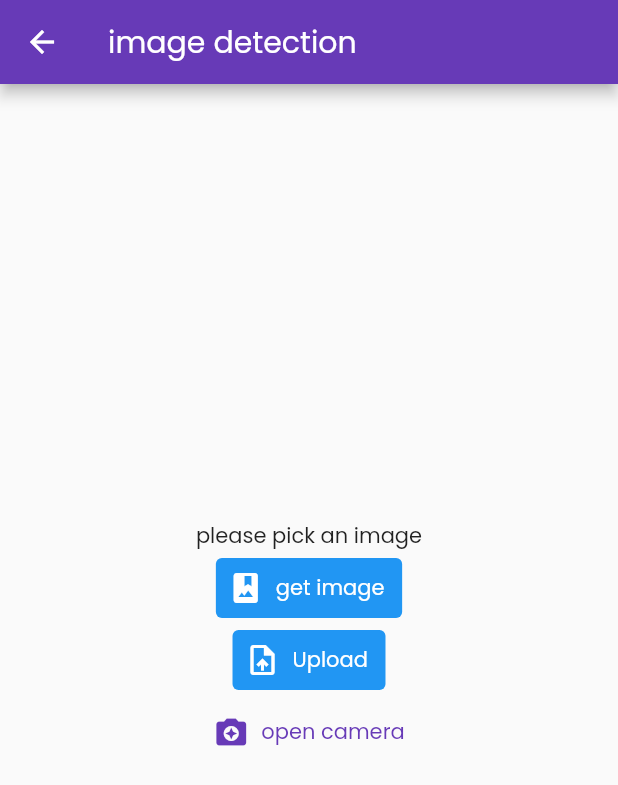
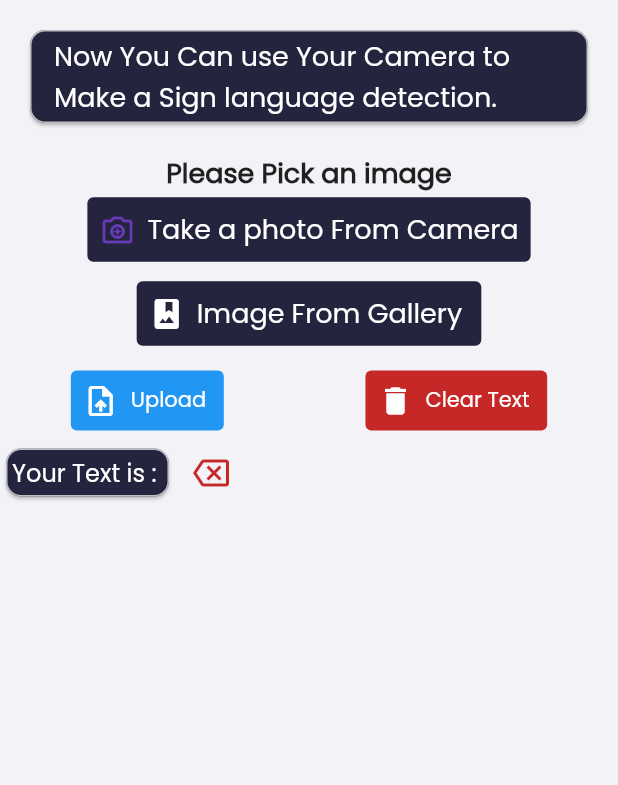
Before and after one commit to Mustafaibra/sing_final, a Flutter app: the MYSignModel screen opened by its route, on a phone screen of 412 x 824 dp. Shown: the top 785 px of the screen. Run offline on Flutter 3.47's test engine with Material 2 defaults, Android fonts, the phone set to English and light mode, and no system bars; our stand-ins replace animated_splash_screen, avatar_glow, flip_card, flutter_tts, getwidget, image_picker and 4 more; missing offline and left inert: dart:ffi.

Commit message:
final version

```diff
--- a/lib/onboarding/components/body.dart
+++ b/lib/onboarding/components/body.dart
@@ -3,6 +3,7 @@
 import 'package:flutter/material.dart';
 import 'package:sing_final/onboarding/components/title.dart';
 import 'package:sing_final/screens/starting_screen.dart';
+import 'package:sing_final/start_screen_new.dart';
 // This is the best practice
 import '../../../components/default_button.dart';
 
@@ -70,7 +71,7 @@ class _BodyState extends State<Body> {
                   DefaultButton(
                     text: "Get Started",
                     press: () {
-                      Navigator.pushNamed(context, getStarted.routeName);
+                      Navigator.pushNamed(context, StartingTany.routeName);
                     },
                   ),
                   Spacer(),
--- a/lib/routes.dart
+++ b/lib/routes.dart
@@ -4,6 +4,7 @@ import 'package:flutter/cupertino.dart';
 import 'package:sing_final/screens/chat/chat_logic.dart';
 import 'package:sing_final/screens/starting_screen.dart';
 import 'package:sing_final/services/py_model.dart';
+import 'package:sing_final/start_screen_new.dart';
 
 import 'onboarding/onboared.dart';
 
@@ -12,6 +13,7 @@ final Map<String, WidgetBuilder> routes = {
   getStarted.routeName: (context) => getStarted(),
   SpeechScreen.routeName: (context) => SpeechScreen(),
   MYSignModel.routeName :(context) => MYSignModel(),
+  StartingTany.routeName :(context) => StartingTany(),
 
 
 };
--- a/lib/screens/card_deaf.dart
+++ b/lib/screens/card_deaf.dart
@@ -16,7 +16,9 @@ class CardsModel extends StatelessWidget {
     final FlutterTts flutterTts = FlutterTts();
 
     return MaterialApp(
+      debugShowCheckedModeBanner: false,
       home: Scaffold(
+
         appBar: PreferredSize(
           preferredSize: Size.fromHeight(70),
           child: Container(
--- a/lib/screens/card_normal.dart
+++ b/lib/screens/card_normal.dart
@@ -16,8 +16,10 @@ class CardsModelNormal extends StatelessWidget {
     final FlutterTts flutterTts = FlutterTts();
 
     return MaterialApp(
+      debugShowCheckedModeBanner: false,
       home: Scaffold(
         appBar: PreferredSize(
+
           preferredSize: Size.fromHeight(70),
           child: Container(
             child: Column(
--- a/lib/screens/category_screen.dart
+++ b/lib/screens/category_screen.dart
@@ -50,6 +50,7 @@ class categoriesState extends StatelessWidget {
   @override
   Widget build(BuildContext context) {
     return MaterialApp(
+      debugShowCheckedModeBanner: false,
       home: Scaffold(
         appBar: AppBar(
           title: Text('Categories'),
--- a/lib/services/py_model.dart
+++ b/lib/services/py_model.dart
@@ -1,4 +1,5 @@
 import 'dart:convert';
+import 'dart:ffi';
 import 'dart:io';
 
 import 'package:flutter/material.dart';
@@ -7,6 +8,7 @@ import 'package:flutter/src/widgets/framework.dart';
 import 'package:image_picker/image_picker.dart';
 import 'package:http/http.dart' as http;
 import 'package:modal_progress_hud_nsn/modal_progress_hud_nsn.dart';
+
 class MYSignModel extends StatefulWidget {
   static String routeName = "/MYSignModel";
 
@@ -17,108 +19,214 @@ class MYSignModel extends StatefulWidget {
 }
 
 class _MYSignModelState extends State<MYSignModel> {
+  String data = "";
+
   File? image;
   bool? isLoading = false;
-  String message="";
-  final picker=ImagePicker();
-  MYSignModel({required File image}){
-    this.image=image;
+  String message = "";
+  final picker = ImagePicker();
+
+  Future getImage() async {
+    final pickedFile = await picker.pickImage(source: ImageSource.gallery);
+    if (pickedFile != null) {
+      image = File(pickedFile.path);
+      setState(() {});
+    } else {
+      print('no image selected');
     }
-  Future getImage() async{
-    final pickedFile = await picker.pickImage(source: ImageSource.gallery,imageQuality: 80);
-    if(pickedFile != null){
-        image=File(pickedFile.path);
-        setState(() {
-
-        });
-    }else{print('no image selected');}
   }
 
-    Future<void> uploadImage()async{
-      final url=Uri.parse("https://851e-154-176-181-62.eu.ngrok.io/upload");
-      var request= http.MultipartRequest("POST",url);
-      final headers={"Content-type":"multipart/from-data"};
-
+  Future<void> uploadImage() async {
+    final url = Uri.parse("https://38b9-197-35-110-139.eu.ngrok.io/upload");
+    var request = http.MultipartRequest("POST", url);
+    final headers = {"Content-type": "multipart/from-data"};
 
     //var Multipart=new http.MultipartFile('image', image!.readAsBytes().asStream(), image!.lengthSync(),filename: image!.path.split("/").last);
 
-      request.files.add(http.MultipartFile('image', image!.readAsBytes().asStream(), image!.lengthSync(),filename: image!.path.split("/").last));
+    request.files.add(http.MultipartFile(
+        'image', image!.readAsBytes().asStream(), image!.lengthSync(),
+        filename: image!.path.split("/").last));
     //var stream =new http.ByteStream(image!.openRead());
     //stream.cast();
     //var length= await image!.length();
 
-
-
     request.headers.addAll(headers);
     //request.fields['image'] = 'static image';
 
-
-      final  response= await request.send();
+    final response = await request.send();
     print(response.statusCode);
-      http.Response res=await http.Response.fromStream(response);
-      final resJson=jsonDecode(res.body);
-      message=resJson['message'];
+    http.Response res = await http.Response.fromStream(response);
+    final resJson = jsonDecode(res.body);
+    message = resJson['message'];
     print(message);
     setState(() {
+      data = data + message;
 
     });
-
   }
 
+  //dialoge
+  Future opencamer() async {
+    var picture = await picker.pickImage(source: ImageSource.camera);
+    if (picture != null) {
+      image = File(picture.path);
+      setState(() {});
+    } else {
+      print('no image selected');
+    }
+  }
 
-
-
-    //dialoge
-    Future opencamer()async{
-      var picture=await picker.pickImage(source: ImageSource.camera , imageQuality: 80);
-      if(picture != null){
-        image=File(picture.path);
-        setState(() {
-
-        });
-    }else{print('no image selected');}
-    }
   @override
   Widget build(BuildContext context) {
+    var size = MediaQuery.of(context).size;
     return Scaffold(
-      appBar: AppBar(
-        title: Text('image detection'),
+        backgroundColor: const Color.fromRGBO(242, 242, 247, 1),
+        body: ListView(children: [
+          Card(
+            color: const Color.fromRGBO(36, 36, 62, 1),
+            shape: RoundedRectangleBorder(
+              side: BorderSide(color: Colors.white70, width: 1),
+              borderRadius: BorderRadius.circular(10),
             ),
-      body: Center(
+            margin: EdgeInsets.all(20.0),
+            child: Container(
               child: Column(
-          mainAxisAlignment: MainAxisAlignment.center,
-          children: [
-            image==null? Text('please pick an image'):
-            Container(height: 200,width: 200, child: Image.file(image!)),
+                children: <Widget>[
+                  ListTile(
+                    title: Text(
+                      'Now You Can use Your Camera to Make a Sign language detection.',
+                      style: TextStyle(fontSize: 18, color: Colors.white),
+                    ),
+                  ),
+                ],
+              ),
+            ),
+          ),
+          Column(mainAxisAlignment: MainAxisAlignment.center, children: [
+            image == null
+                ? Text(
+                    'Please Pick an image',
+                    style: TextStyle(fontWeight: FontWeight.bold, fontSize: 18),
+                  )
+                : Container(
+                    decoration: BoxDecoration(
+                        borderRadius: BorderRadius.circular(20),
+                        color: Colors.grey),
+                    height: size.height / 2,
+                    width: 400,
+                    child: Image.file(
+                      image!,
+                      width: 300,
+                    )),
             TextButton.icon(
               style: ButtonStyle(
-                backgroundColor:MaterialStateProperty.all(Colors.blue)
+                  backgroundColor: MaterialStateProperty.all(
+                      const Color.fromRGBO(36, 36, 62, 1))),
+              onPressed: opencamer,
+              icon: Icon(Icons.camera_enhance_outlined),
+              label: Text('Take a photo From Camera',
+                  style: TextStyle(
+                    color: Colors.white,
+                    fontSize: 18,
+                  )),
             ),
-              onPressed: getImage
-              , icon: Icon(Icons.photo_album,color: Colors.white,)
-              , label: Text("get image ",style: TextStyle(
-                color: Colors.white
-              ),)),
-              TextButton.icon(
+            Padding(
+              padding: const EdgeInsets.all(8.0),
+              child: TextButton.icon(
                   style: ButtonStyle(
-                backgroundColor:MaterialStateProperty.all(Colors.blue)
+                      backgroundColor: MaterialStateProperty.all(
+                          const Color.fromRGBO(36, 36, 62, 1))),
+                  onPressed: getImage,
+                  icon: Icon(
+                    Icons.photo_album,
+                    color: Colors.white,
                   ),
-              onPressed: uploadImage
-              , icon: Icon(Icons.upload_file,color: Colors.white,)
-              , label: Text("Upload ",style: TextStyle(
-                color: Colors.white
-              ),)),
-              TextButton.icon(
-                onPressed: opencamer,
-                 icon: Icon(Icons.camera_enhance),
-                label: Text('open camera')),
-              Center(child: Text(message),)
+                  label: Text(
+                    "Image From Gallery ",
+                    style: TextStyle(
+                      color: Colors.white,
+                      fontSize: 18,
+                    ),
+                  )),
+            ),
+            Row(
+              mainAxisAlignment: MainAxisAlignment.spaceAround,
+              children: [
+                Padding(
+                  padding: const EdgeInsets.only(top: 2, left: 2, right: 2),
+                  child: TextButton.icon(
+                      style: ButtonStyle(
+                          backgroundColor:
+                              MaterialStateProperty.all(Colors.blue)),
+                      onPressed: uploadImage,
+                      icon: Icon(
+                        Icons.upload_file,
+                        color: Colors.white,
+                      ),
+                      label: Text(
+                        "Upload ",
+                        style: TextStyle(color: Colors.white),
+                      )),
+                ),
+                Padding(
+                  padding: const EdgeInsets.only(top: 2, left: 2, right: 2),
+                  child: TextButton.icon(
+                      style: ButtonStyle(
+                          backgroundColor:
+                              MaterialStateProperty.all(Colors.red[800])),
+                      onPressed: () {
+                        data = "";
+                        setState(() {
+                          data = "";
+                        });
+                      },
+                      icon: Icon(
+                        Icons.delete,
+                        color: Colors.white,
+                      ),
+                      label: Text(
+                        "Clear Text ",
+                        style: TextStyle(color: Colors.white),
+                      )),
+                ),
+              ],
+            ),
+            Row(
+              children: [
+                Center(
+                    child: Card(
+                  child: Padding(
+                    padding: const EdgeInsets.all(4.0),
+                    child: Row(
+                      children: [Text("Your Text is : ",style: TextStyle(color: Colors.white, fontSize: 16), ),
+                        Text(
+                          data.isNotEmpty ? data.substring(0,1)+data.substring(1,data.length).toLowerCase():data,
+                          style: TextStyle(color: Colors.white, fontSize: 16),
+                        ),
+                      ],
+                    ),
+                  ),
+                  color: const Color.fromRGBO(36, 36, 62, 1),
+                  shape: RoundedRectangleBorder(
+                    side: BorderSide(color: Colors.white70, width: 1),
+                    borderRadius: BorderRadius.circular(10),
+                  ),
+                )),
+                IconButton(
+                    onPressed: () {
+                      if (data != null && data.length > 0) {
+                        setState(() {
+                          data = data.substring(0, data.length - 1);
+                        });
+                      }
+                    },
+                    icon: Icon(Icons.backspace_outlined),
+                    color: Colors.red[800]),
+
 
               ],
             ),
-      ),
-    );
+          ]),
+        ]));
   }
-
-
 }
```
Also changed, not shown: lib/main.dart (+9 -6 lines), lib/start_screen_new.dart (+33 -26 lines), pubspec.yaml (+7 -1 lines), assets/back.webp (deleted), assets/ic_launcher-playstore.png (added), pubspec.lock, 50 other files. Lines whose indentation alone changed are shown as unchanged.
